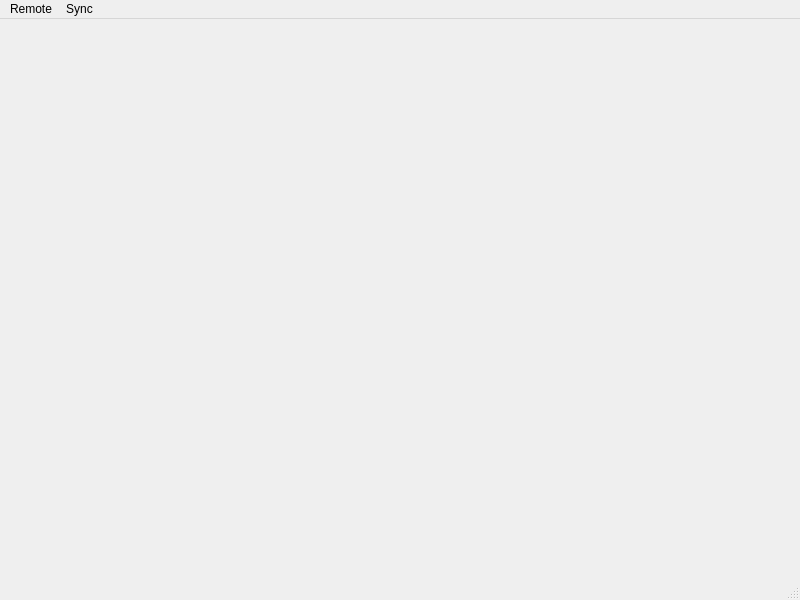
Old version of the form src/extensions/openfoam/isutils/isofExecutionManager/mainwindow.ui in the repository hkroeger/insightcae.
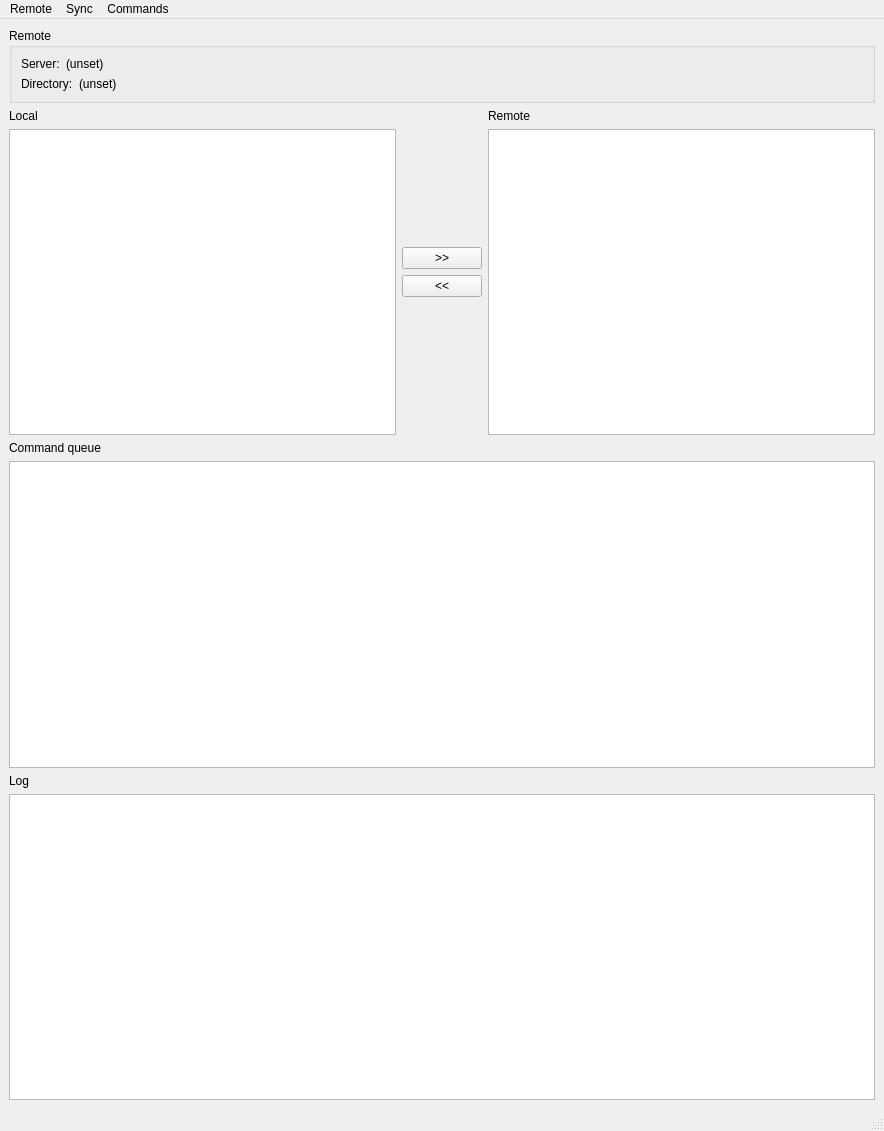
New version of the form.

Commit message: begin remote execution GUI

The edit to the form file:
```diff
--- a/src/extensions/openfoam/isutils/isofExecutionManager/mainwindow.ui
+++ b/src/extensions/openfoam/isutils/isofExecutionManager/mainwindow.ui
@@ -6,20 +6,196 @@
    <rect>
     <x>0</x>
     <y>0</y>
-    <width>800</width>
-    <height>600</height>
+    <width>884</width>
+    <height>1131</height>
    </rect>
   </property>
   <property name="windowTitle">
    <string>MainWindow</string>
   </property>
-  <widget class="QWidget" name="centralwidget"/>
+  <widget class="QWidget" name="centralwidget">
+   <layout class="QVBoxLayout" name="verticalLayout_7">
+    <item>
+     <widget class="QGroupBox" name="groupBox">
+      <property name="title">
+       <string>Remote</string>
+      </property>
+      <layout class="QVBoxLayout" name="verticalLayout">
+       <item>
+        <layout class="QHBoxLayout" name="horizontalLayout">
+         <item>
+          <widget class="QLabel" name="label">
+           <property name="sizePolicy">
+            <sizepolicy hsizetype="Minimum" vsizetype="Preferred">
+             <horstretch>0</horstretch>
+             <verstretch>0</verstretch>
+            </sizepolicy>
+           </property>
+           <property name="text">
+            <string>Server:</string>
+           </property>
+          </widget>
+         </item>
+         <item>
+          <widget class="QLabel" name="server">
+           <property name="sizePolicy">
+            <sizepolicy hsizetype="MinimumExpanding" vsizetype="Preferred">
+             <horstretch>0</horstretch>
+             <verstretch>0</verstretch>
+            </sizepolicy>
+           </property>
+           <property name="text">
+            <string>(unset)</string>
+           </property>
+          </widget>
+         </item>
+        </layout>
+       </item>
+       <item>
+        <layout class="QHBoxLayout" name="horizontalLayout_2">
+         <item>
+          <widget class="QLabel" name="label_2">
+           <property name="sizePolicy">
+            <sizepolicy hsizetype="Minimum" vsizetype="Preferred">
+             <horstretch>0</horstretch>
+             <verstretch>0</verstretch>
+            </sizepolicy>
+           </property>
+           <property name="text">
+            <string>Directory:</string>
+           </property>
+          </widget>
+         </item>
+         <item>
+          <widget class="QLabel" name="remoteDir">
+           <property name="sizePolicy">
+            <sizepolicy hsizetype="MinimumExpanding" vsizetype="Preferred">
+             <horstretch>0</horstretch>
+             <verstretch>0</verstretch>
+            </sizepolicy>
+           </property>
+           <property name="text">
+            <string>(unset)</string>
+           </property>
+          </widget>
+         </item>
+        </layout>
+       </item>
+      </layout>
+     </widget>
+    </item>
+    <item>
+     <layout class="QHBoxLayout" name="horizontalLayout_3">
+      <item>
+       <layout class="QVBoxLayout" name="verticalLayout_2">
+        <item>
+         <widget class="QLabel" name="label_3">
+          <property name="text">
+           <string>Local</string>
+          </property>
+         </widget>
+        </item>
+        <item>
+         <widget class="QTreeView" name="local_files"/>
+        </item>
+       </layout>
+      </item>
+      <item>
+       <layout class="QVBoxLayout" name="verticalLayout_4">
+        <item>
+         <spacer name="verticalSpacer_2">
+          <property name="orientation">
+           <enum>Qt::Vertical</enum>
+          </property>
+          <property name="sizeHint" stdset="0">
+           <size>
+            <width>20</width>
+            <height>40</height>
+           </size>
+          </property>
+         </spacer>
+        </item>
+        <item>
+         <widget class="QPushButton" name="sync_to_remote">
+          <property name="text">
+           <string>&gt;&gt;</string>
+          </property>
+         </widget>
+        </item>
+        <item>
+         <widget class="QPushButton" name="sync_to_local">
+          <property name="text">
+           <string>&lt;&lt;</string>
+          </property>
+         </widget>
+        </item>
+        <item>
+         <spacer name="verticalSpacer">
+          <property name="orientation">
+           <enum>Qt::Vertical</enum>
+          </property>
+          <property name="sizeHint" stdset="0">
+           <size>
+            <width>20</width>
+            <height>40</height>
+           </size>
+          </property>
+         </spacer>
+        </item>
+       </layout>
+      </item>
+      <item>
+       <layout class="QVBoxLayout" name="verticalLayout_3">
+        <item>
+         <widget class="QLabel" name="label_4">
+          <property name="text">
+           <string>Remote</string>
+          </property>
+         </widget>
+        </item>
+        <item>
+         <widget class="QTreeView" name="remote_files"/>
+        </item>
+       </layout>
+      </item>
+     </layout>
+    </item>
+    <item>
+     <layout class="QVBoxLayout" name="verticalLayout_5">
+      <item>
+       <widget class="QLabel" name="label_5">
+        <property name="text">
+         <string>Command queue</string>
+        </property>
+       </widget>
+      </item>
+      <item>
+       <widget class="QTableView" name="commands"/>
+      </item>
+     </layout>
+    </item>
+    <item>
+     <layout class="QVBoxLayout" name="verticalLayout_6">
+      <item>
+       <widget class="QLabel" name="label_6">
+        <property name="text">
+         <string>Log</string>
+        </property>
+       </widget>
+      </item>
+      <item>
+       <widget class="QPlainTextEdit" name="log"/>
+      </item>
+     </layout>
+    </item>
+   </layout>
+  </widget>
   <widget class="QMenuBar" name="menubar">
    <property name="geometry">
     <rect>
      <x>0</x>
      <y>0</y>
-     <width>800</width>
+     <width>884</width>
      <height>26</height>
     </rect>
    </property>
@@ -36,8 +212,17 @@
     <addaction name="action_syncLocalToRemote"/>
     <addaction name="action_syncRemoteToLocal"/>
    </widget>
+   <widget class="QMenu" name="menuCommands">
+    <property name="title">
+     <string>Commands</string>
+    </property>
+    <addaction name="actionCommand_into_queue"/>
+    <addaction name="actionCancel_queue"/>
+    <addaction name="actionRemove_remote_directory"/>
+   </widget>
    <addaction name="menuRemote"/>
    <addaction name="menuSync"/>
+   <addaction name="menuCommands"/>
   </widget>
   <widget class="QStatusBar" name="statusbar"/>
   <action name="actionSelect_Remote_Directory">
```
Left out of the diff: 21 changed lines with no effect on the pictures. The commit also changes 4 other files.
